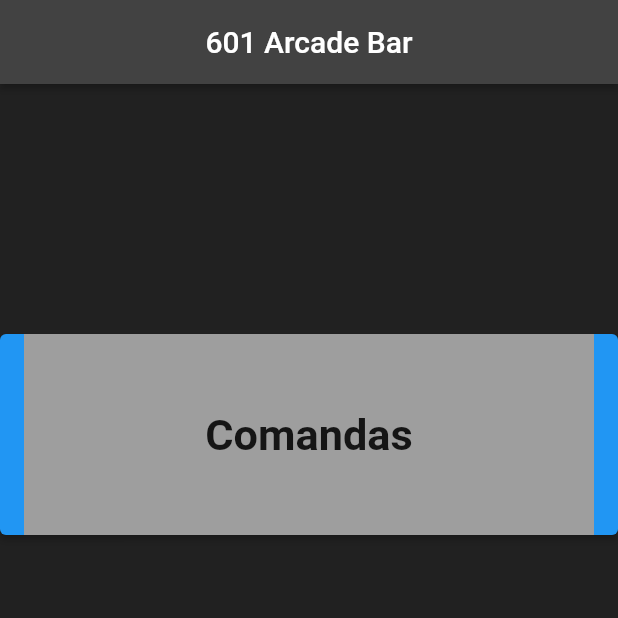
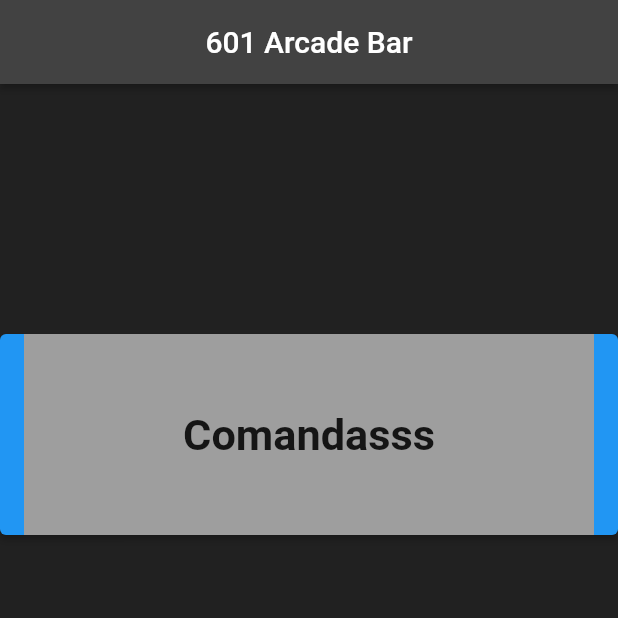
Before and after one commit to AkaRed3223/601-arcade-bar-app, a Flutter app: the screen it shows after launch, on a phone screen of 412 x 824 dp, the top half of it. Run offline on Flutter 3.47's test engine with Material 2 defaults, Android fonts, the phone set to English and light mode, and no system bars.

Commit message:
PR actions test

```diff
--- a/lib/pages/home_page.dart
+++ b/lib/pages/home_page.dart
@@ -30,7 +30,7 @@
         mainAxisAlignment: MainAxisAlignment.spaceEvenly,
         crossAxisAlignment: CrossAxisAlignment.stretch,
         children: <Widget>[
-          HomeButton(title: 'Comandas'),
+          HomeButton(title: 'Comandasss'),
           HomeButton(title: 'Cardápio'),
         ],
       ),
```
